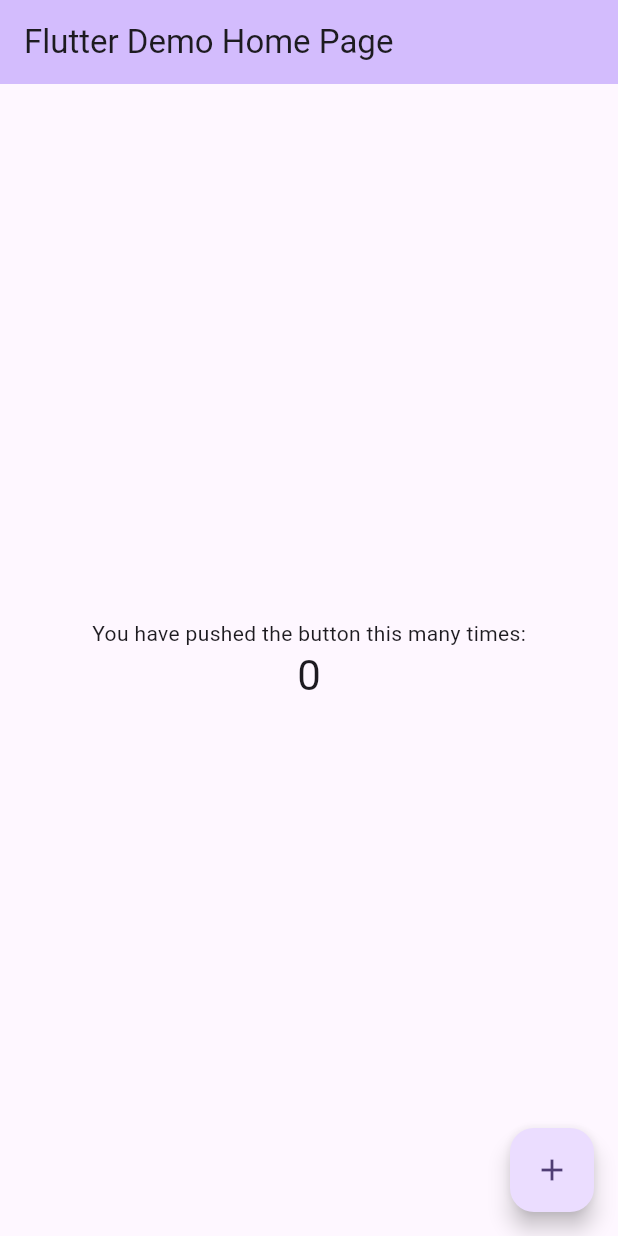
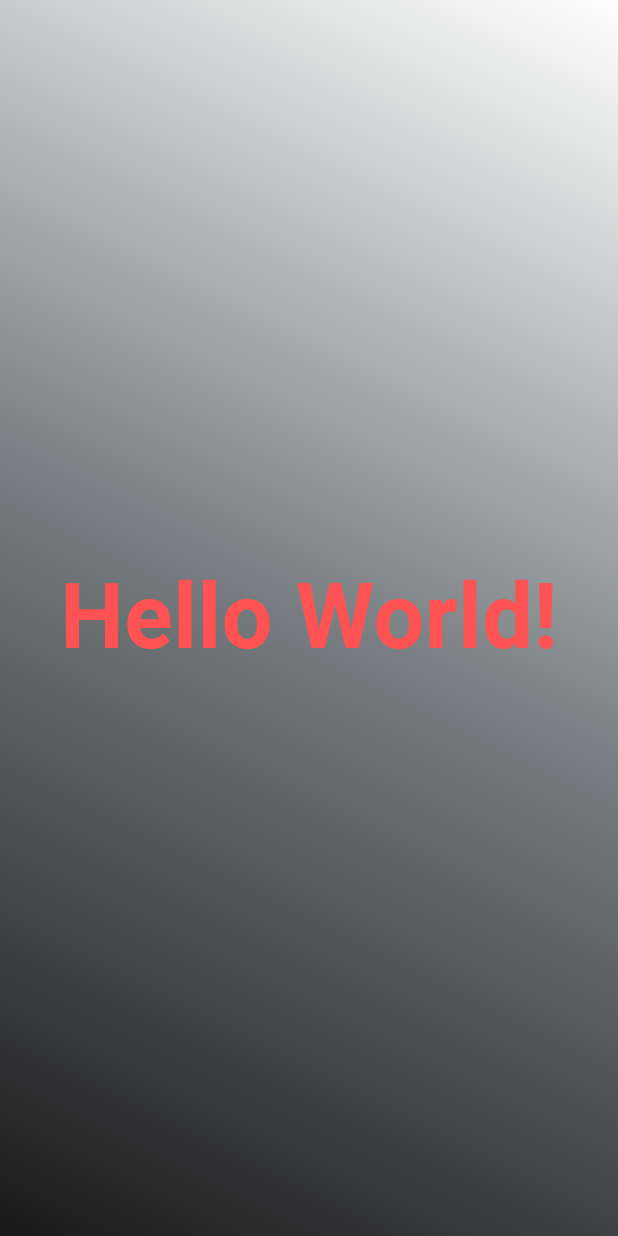
Before and after one commit to DIP-SARKER/madassignment, a Flutter app: the screen it shows after launch, on a phone screen of 412 x 824 dp. Run offline on Flutter 3.47's test engine with Material 3 defaults, Android fonts, the phone set to English and light mode, and no system bars; drawn by our look-alikes of animated_text_kit; Roboto replaces fonts that are missing (LondrinaSketch).

Commit message:
Assignment1

```diff
--- a/lib/main.dart
+++ b/lib/main.dart
@@ -1,4 +1,5 @@
 import 'package:flutter/material.dart';
+import 'package:madassignment/pages/helloworld.dart';
 
 void main() {
   runApp(const MyApp());
@@ -7,116 +8,16 @@ void main() {
 class MyApp extends StatelessWidget {
   const MyApp({super.key});
 
-  // This widget is the root of your application.
   @override
   Widget build(BuildContext context) {
     return MaterialApp(
-      title: 'Flutter Demo',
-      theme: ThemeData(
-        // This is the theme of your application.
-        //
-        // TRY THIS: Try running your application with "flutter run". You'll see
-        // the application has a purple toolbar. Then, without quitting the app,
-        // try changing the seedColor in the colorScheme below to Colors.green
-        // and then invoke "hot reload" (save your changes or press the "hot
-        // reload" button in a Flutter-supported IDE, or press "r" if you used
-        // the command line to start the app).
-        //
-        // Notice that the counter didn't reset back to zero; the application
-        // state is not lost during the reload. To reset the state, use hot
-        // restart instead.
-        //
-        // This works for code too, not just values: Most code changes can be
-        // tested with just a hot reload.
-        colorScheme: ColorScheme.fromSeed(seedColor: Colors.deepPurple),
+      debugShowCheckedModeBanner: false,
+      theme: ThemeData.dark().copyWith(
+        primaryColor: const Color.fromARGB(255, 119, 82, 223),
+        disabledColor: Colors.grey[600],
+        hintColor: const Color.fromARGB(255, 42, 15, 117),
       ),
-      home: const MyHomePage(title: 'Flutter Demo Home Page'),
+      home: HelloWorld(),
     );
   }
 }
-
-class MyHomePage extends StatefulWidget {
-  const MyHomePage({super.key, required this.title});
-
-  // This widget is the home page of your application. It is stateful, meaning
-  // that it has a State object (defined below) that contains fields that affect
-  // how it looks.
-
-  // This class is the configuration for the state. It holds the values (in this
-  // case the title) provided by the parent (in this case the App widget) and
-  // used by the build method of the State. Fields in a Widget subclass are
-  // always marked "final".
-
-  final String title;
-
-  @override
-  State<MyHomePage> createState() => _MyHomePageState();
-}
-
-class _MyHomePageState extends State<MyHomePage> {
-  int _counter = 0;
-
-  void _incrementCounter() {
-    setState(() {
-      // This call to setState tells the Flutter framework that something has
-      // changed in this State, which causes it to rerun the build method below
-      // so that the display can reflect the updated values. If we changed
-      // _counter without calling setState(), then the build method would not be
-      // called again, and so nothing would appear to happen.
-      _counter++;
-    });
-  }
-
-  @override
-  Widget build(BuildContext context) {
-    // This method is rerun every time setState is called, for instance as done
-    // by the _incrementCounter method above.
-    //
-    // The Flutter framework has been optimized to make rerunning build methods
-    // fast, so that you can just rebuild anything that needs updating rather
-    // than having to individually change instances of widgets.
-    return Scaffold(
-      appBar: AppBar(
-        // TRY THIS: Try changing the color here to a specific color (to
-        // Colors.amber, perhaps?) and trigger a hot reload to see the AppBar
-        // change color while the other colors stay the same.
-        backgroundColor: Theme.of(context).colorScheme.inversePrimary,
-        // Here we take the value from the MyHomePage object that was created by
-        // the App.build method, and use it to set our appbar title.
-        title: Text(widget.title),
-      ),
-      body: Center(
-        // Center is a layout widget. It takes a single child and positions it
-        // in the middle of the parent.
-        child: Column(
-          // Column is also a layout widget. It takes a list of children and
-          // arranges them vertically. By default, it sizes itself to fit its
-          // children horizontally, and tries to be as tall as its parent.
-          //
-          // Column has various properties to control how it sizes itself and
-          // how it positions its children. Here we use mainAxisAlignment to
-          // center the children vertically; the main axis here is the vertical
-          // axis because Columns are vertical (the cross axis would be
-          // horizontal).
-          //
-          // TRY THIS: Invoke "debug painting" (choose the "Toggle Debug Paint"
-          // action in the IDE, or press "p" in the console), to see the
-          // wireframe for each widget.
-          mainAxisAlignment: MainAxisAlignment.center,
-          children: <Widget>[
-            const Text('You have pushed the button this many times:'),
-            Text(
-              '$_counter',
-              style: Theme.of(context).textTheme.headlineMedium,
-            ),
-          ],
-        ),
-      ),
-      floatingActionButton: FloatingActionButton(
-        onPressed: _incrementCounter,
-        tooltip: 'Increment',
-        child: const Icon(Icons.add),
-      ), // This trailing comma makes auto-formatting nicer for build methods.
-    );
-  }
-}
--- /dev/null
+++ b/lib/pages/helloworld.dart
@@ -0,0 +1,50 @@
+import 'package:animated_text_kit/animated_text_kit.dart';
+import 'package:flutter/material.dart';
+
+class HelloWorld extends StatefulWidget {
+  const HelloWorld({super.key});
+
+  @override
+  State<HelloWorld> createState() => _HelloWorldState();
+}
+
+class _HelloWorldState extends State<HelloWorld> {
+  @override
+  Widget build(BuildContext context) {
+    return Scaffold(
+      body: Center(
+        child: Container(
+          alignment: Alignment.center,
+          decoration: BoxDecoration(
+            gradient: LinearGradient(
+              colors: [
+                const Color.fromARGB(255, 255, 255, 255),
+                const Color.fromARGB(255, 119, 125, 128),
+                const Color.fromARGB(255, 26, 25, 26),
+              ],
+              begin: Alignment.topRight,
+              end: Alignment.bottomLeft,
+            ),
+          ),
+
+          child: AnimatedTextKit(
+            animatedTexts: [
+              TyperAnimatedText(
+                'Hello World!',
+                textStyle: const TextStyle(
+                  fontSize: 60.0,
+                  fontFamily: "LondrinaSketch",
+                  fontWeight: FontWeight.bold,
+                  color: Colors.redAccent,
+                ),
+                speed: const Duration(milliseconds: 300),
+              ),
+            ],
+            totalRepeatCount: 1,
+            isRepeatingAnimation: false,
+          ),
+        ),
+      ),
+    );
+  }
+}
```
Also changed, not shown: pubspec.yaml (+8 -8 lines), assets/fonts/LondrinaSketch-Regular.ttf (added), pubspec.lock.
